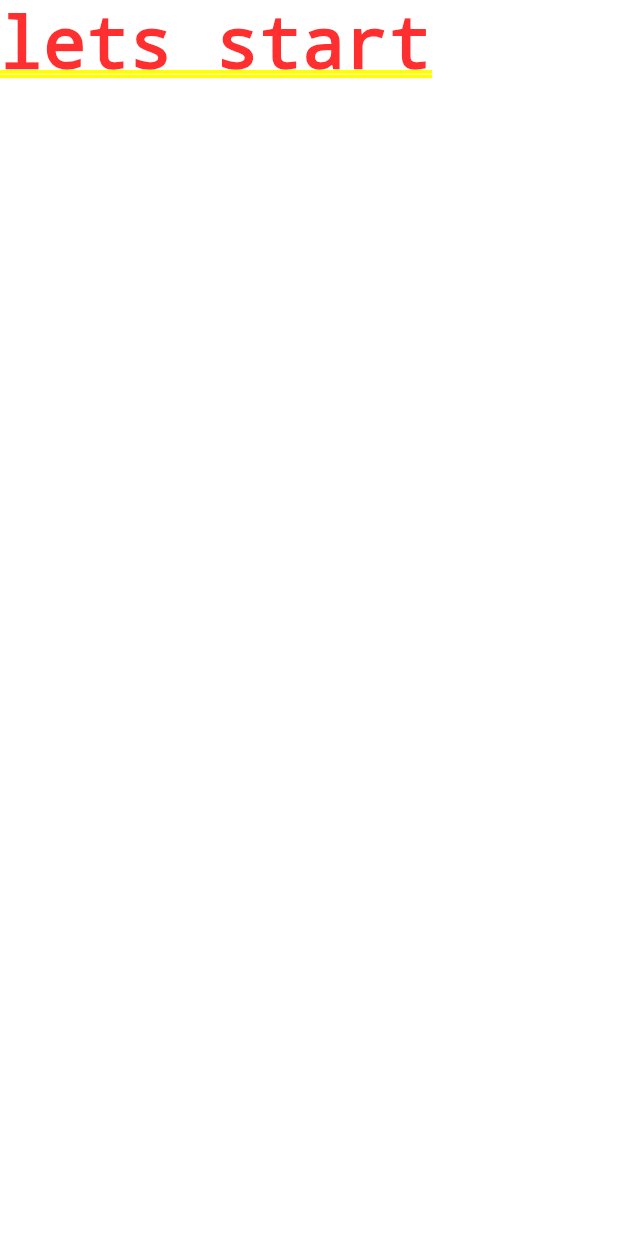
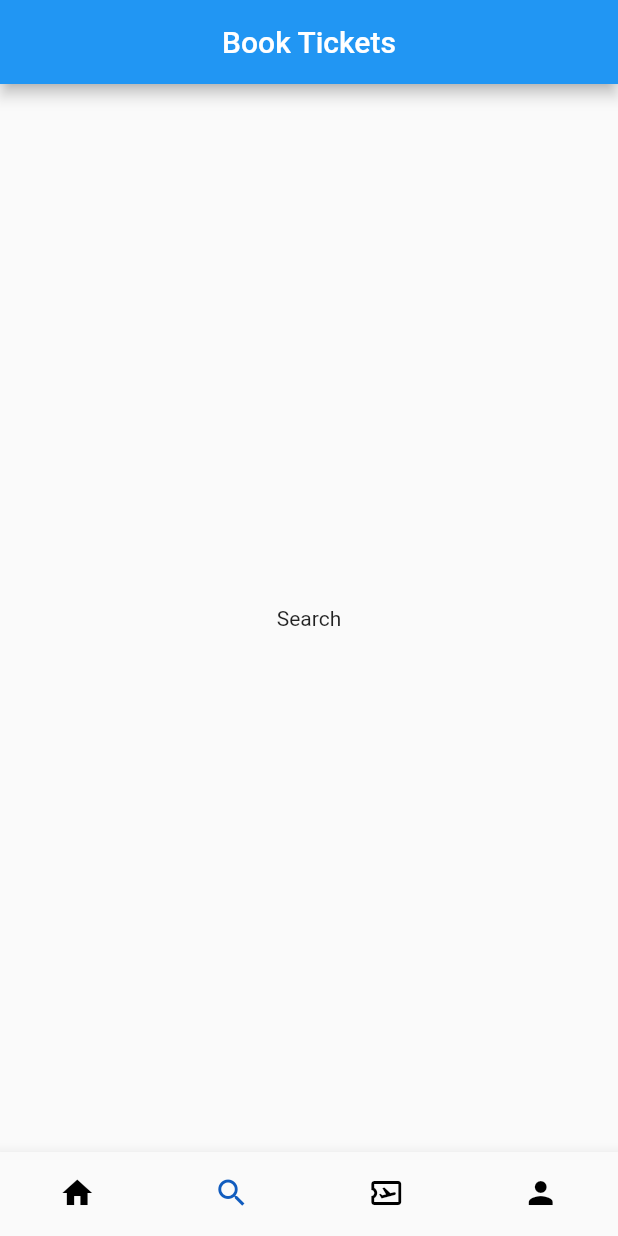
Before and after one commit to CLakshmiAravind/Flight_TicketBooking, a Flutter app: the screen it shows after launch, on a phone screen of 412 x 824 dp. Run offline on Flutter 3.47's test engine with Material 2 defaults, Android fonts, the phone set to English and light mode, and no system bars.

Commit message:
creation of navbar

```diff
--- a/lib/pages/nav_bottom.dart
+++ b/lib/pages/nav_bottom.dart
@@ -8,10 +8,44 @@ class NavbarBottom extends StatefulWidget {
 }
 
 class _NavbarBottomState extends State<NavbarBottom> {
+  int _selectedIndex = 1;
+  static final List _widgetOptions = [
+    Text('home'),
+    Text('Search'),
+    Text('Tickets'),
+    Text('Profile'),
+    Text('extra'),
+  ];
+
+  void _changeIndex(int index){
+    setState(() {
+    _selectedIndex = index;
+    });
+    print('${index}');
+  }
+
   @override
   Widget build(BuildContext context) {
-    return Container(
-      child: Text('lets start'),
+    return Scaffold(
+        appBar: AppBar(
+      title: Text('Book Tickets'),
+      centerTitle:true,
+    ),
+    body: Center(child: _widgetOptions[_selectedIndex]),
+    bottomNavigationBar: BottomNavigationBar(
+      type: BottomNavigationBarType.fixed,                  // otherwise icons will move slightly when clicked
+      showUnselectedLabels: false,                          // label text will be displayed if it is true
+      showSelectedLabels: false,                            // label text will be displayed if it is true
+      selectedItemColor: Color.fromARGB(255, 17, 92, 190),// selected icon will change its color
+      unselectedItemColor: Colors.black,                  // unselected icon will change its color
+      onTap: _changeIndex,                                  // takes function
+      currentIndex: _selectedIndex,                         // takes index of items list
+      items: const [
+      BottomNavigationBarItem(icon: Icon(Icons.home),label: 'home',),
+      BottomNavigationBarItem(icon: Icon(Icons.search),label: 'Search'),
+      BottomNavigationBarItem(icon: Icon(Icons.airplane_ticket_outlined),label: 'Ticket'),
+      BottomNavigationBarItem(icon: Icon(Icons.person),label: 'Profile'),
+    ]),
     );
   }
 }
--- a/pubspec.yaml
+++ b/pubspec.yaml
@@ -35,6 +35,7 @@ dependencies:
   # The following adds the Cupertino Icons font to your application.
   # Use with the CupertinoIcons class for iOS style icons.
   cupertino_icons: ^1.0.2
+  fluent_ui: ^1.0.0
 
 dev_dependencies:
   flutter_test:
```
Also changed, not shown: pubspec.lock.
